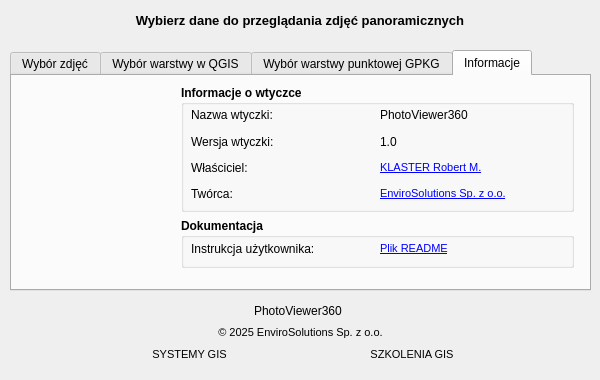
Qt form gui/first_window_geo360_base.ui (envirosolutionspl/PhotoViewer360) before a commit.
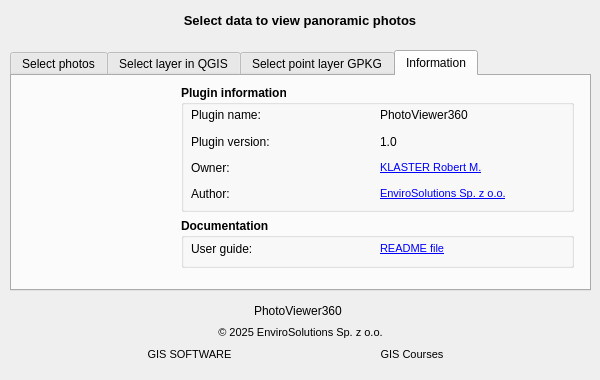
The same form after that commit. The open tabs and pages were chosen to show the change. Icons and pictures are not drawn. Custom widgets are drawn as their Qt base class.

Commit message: Zamiana języka domyślnego we wtyczce na angielski

```diff
--- a/gui/first_window_geo360_base.ui
+++ b/gui/first_window_geo360_base.ui
@@ -76,7 +76,7 @@
     </font>
    </property>
    <property name="text">
-    <string>Wybierz dane do przeglądania zdjęć panoramicznych</string>
+    <string>Select data to view panoramic photos</string>
    </property>
    <property name="alignment">
     <set>Qt::AlignCenter</set>
@@ -129,7 +129,7 @@
      </sizepolicy>
     </property>
     <attribute name="title">
-     <string>Wybór zdjęć</string>
+     <string>Select photos</string>
     </attribute>
     <widget class="QWidget" name="verticalLayoutWidget_2">
      <property name="geometry">
@@ -247,7 +247,7 @@
      </sizepolicy>
     </property>
     <attribute name="title">
-     <string>Wybór warstwy w QGIS</string>
+     <string>Select layer in QGIS</string>
     </attribute>
     <widget class="QWidget" name="verticalLayoutWidget">
      <property name="geometry">
@@ -311,7 +311,7 @@
      <bool>true</bool>
     </property>
     <attribute name="title">
-     <string>Wybór warstwy punktowej GPKG</string>
+     <string>Select point layer GPKG</string>
     </attribute>
     <widget class="QWidget" name="verticalLayoutWidget_5">
      <property name="geometry">
@@ -379,7 +379,7 @@
    </widget>
    <widget class="QWidget" name="tab">
     <attribute name="title">
-     <string>Informacje</string>
+     <string>Information</string>
     </attribute>
     <widget class="QWidget" name="verticalLayoutWidget_3">
      <property name="geometry">
@@ -412,7 +412,7 @@
          </font>
         </property>
         <property name="title">
-         <string>Informacje o wtyczce</string>
+         <string>Plugin information</string>
         </property>
         <widget class="QWidget" name="layoutWidget">
          <property name="geometry">
@@ -433,7 +433,7 @@
              </font>
             </property>
             <property name="text">
-             <string>Wersja wtyczki:</string>
+             <string>Plugin version:</string>
             </property>
             <property name="alignment">
              <set>Qt::AlignLeading|Qt::AlignLeft|Qt::AlignVCenter</set>
@@ -465,7 +465,7 @@
              </font>
             </property>
             <property name="text">
-             <string>Nazwa wtyczki:</string>
+             <string>Plugin name:</string>
             </property>
             <property name="alignment">
              <set>Qt::AlignLeading|Qt::AlignLeft|Qt::AlignVCenter</set>
@@ -507,7 +507,7 @@
              </font>
             </property>
             <property name="text">
-             <string>Twórca:</string>
+             <string>Author:</string>
             </property>
             <property name="alignment">
              <set>Qt::AlignLeading|Qt::AlignLeft|Qt::AlignVCenter</set>
@@ -539,7 +539,7 @@
              </font>
             </property>
             <property name="text">
-             <string>Właściciel:</string>
+             <string>Owner:</string>
             </property>
             <property name="alignment">
              <set>Qt::AlignLeading|Qt::AlignLeft|Qt::AlignVCenter</set>
@@ -591,7 +591,7 @@
          </font>
         </property>
         <property name="title">
-         <string>Dokumentacja</string>
+         <string>Documentation</string>
         </property>
         <widget class="QWidget" name="layoutWidget">
          <property name="geometry">
@@ -612,7 +612,7 @@
              </font>
             </property>
             <property name="text">
-             <string>Instrukcja użytkownika:</string>
+             <string>User guide:</string>
             </property>
             <property name="alignment">
              <set>Qt::AlignLeading|Qt::AlignLeft|Qt::AlignVCenter</set>
@@ -629,7 +629,7 @@
              </font>
             </property>
             <property name="text">
-             <string>&lt;html&gt;&lt;head/&gt;&lt;body&gt;&lt;p&gt;&lt;a href=&quot;https://github.com/envirosolutionspl/PhotoViewer360/blob/master/README.md&quot;&gt;&lt;span style=&quot; text-decoration: underline; color:#0000ff;&quot;&gt;Plik README&lt;/span&gt;&lt;/a&gt;&lt;/p&gt;&lt;/body&gt;&lt;/html&gt;</string>
+             <string>&lt;html&gt;&lt;head/&gt;&lt;body&gt;&lt;p&gt;&lt;a href=&quot;https://github.com/envirosolutionspl/PhotoViewer360/blob/master/README.md&quot;&gt;&lt;span style=&quot; text-decoration: underline; color:#0000ff;&quot;&gt;README file&lt;/span&gt;&lt;/a&gt;&lt;/p&gt;&lt;/body&gt;&lt;/html&gt;</string>
             </property>
             <property name="textFormat">
              <enum>Qt::RichText</enum>
@@ -744,7 +744,7 @@
          </font>
         </property>
         <property name="text">
-         <string>&lt;html&gt;&lt;head/&gt;&lt;body&gt;&lt;p&gt;&lt;a href=&quot;https://envirosolutions.pl/systemy-opensource-gis/?utm_source=stopka&amp;utm_medium=wtyczka&amp;utm_campaign=organic&amp;utm_term=photoviewer360&quot;&gt;&lt;span style=&quot; text-decoration: underline; color:#0000ff;&quot;&gt;SYSTEMY GIS&lt;/span&gt;&lt;/a&gt;&lt;/p&gt;&lt;/body&gt;&lt;/html&gt;</string>
+         <string>&lt;html&gt;&lt;head/&gt;&lt;body&gt;&lt;p&gt;&lt;a href=&quot;https://envirosolutions.pl/systemy-opensource-gis/?utm_source=stopka&amp;utm_medium=wtyczka&amp;utm_campaign=organic&amp;utm_term=photoviewer360&quot;&gt;&lt;span style=&quot; text-decoration: underline; color:#0000ff;&quot;&gt;GIS SOFTWARE&lt;/span&gt;&lt;/a&gt;&lt;/p&gt;&lt;/body&gt;&lt;/html&gt;</string>
         </property>
         <property name="textFormat">
          <enum>Qt::MarkdownText</enum>
@@ -792,7 +792,7 @@
          </font>
         </property>
         <property name="text">
-         <string>&lt;html&gt;&lt;head/&gt;&lt;body&gt;&lt;p&gt;&lt;a href=&quot;https://envirosolutions.pl/oferta-szkoleniowa/?utm_source=stopka&amp;utm_medium=wtyczka&amp;utm_campaign=organic&amp;utm_term=photoviewer360&quot;&gt;&lt;span style=&quot; text-decoration: underline; color:#0000ff;&quot;&gt;SZKOLENIA GIS&lt;/span&gt;&lt;/a&gt;&lt;/p&gt;&lt;/body&gt;&lt;/html&gt;</string>
+         <string>&lt;html&gt;&lt;head/&gt;&lt;body&gt;&lt;p&gt;&lt;a href=&quot;https://envirosolutions.pl/oferta-szkoleniowa/?utm_source=stopka&amp;utm_medium=wtyczka&amp;utm_campaign=organic&amp;utm_term=photoviewer360&quot;&gt;&lt;span style=&quot; text-decoration: underline; color:#0000ff;&quot;&gt;GIS Courses&lt;/span&gt;&lt;/a&gt;&lt;/p&gt;&lt;/body&gt;&lt;/html&gt;</string>
         </property>
         <property name="textFormat">
          <enum>Qt::MarkdownText</enum>
```
Left out of the diff: 14 changed lines with no effect on the pictures. The commit also changes 12 other files.
